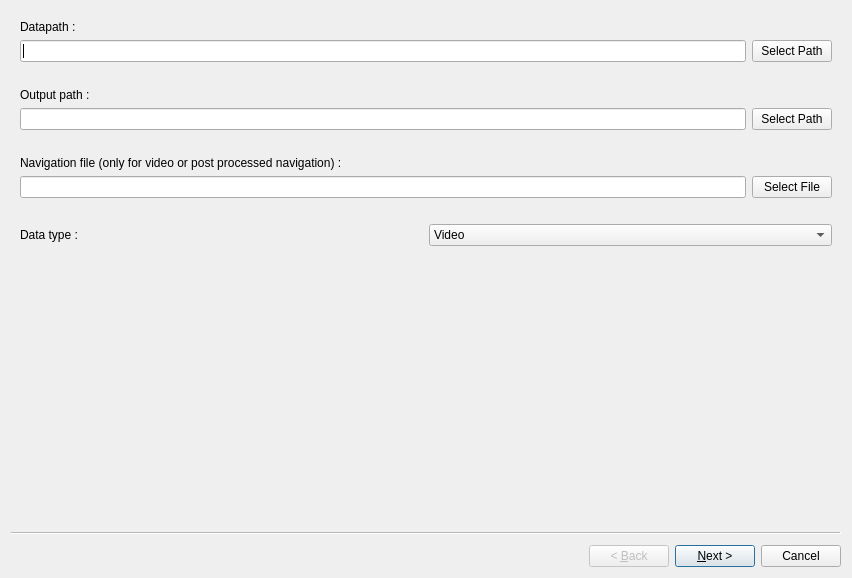
Before: the Qt Designer form Src/Tools/DataPreprocessingWizard/data_preprocessing_wizard.ui in IfremerUnderwater/Matisse, drawn with Qt 5.
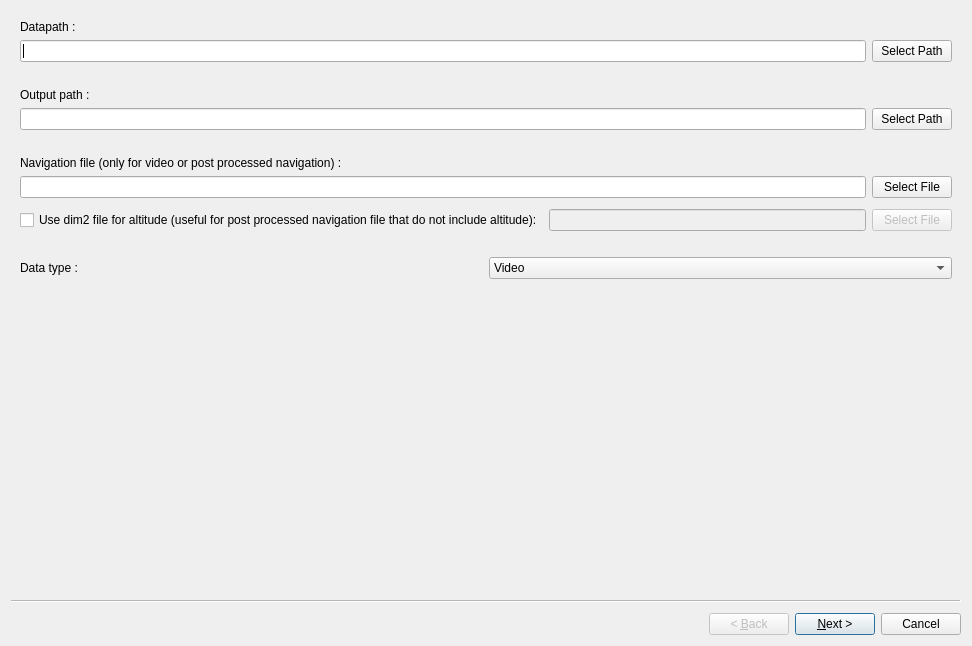
After: the same form once the commit is applied.

Commit message: added dim2 option for altitude in preprocessing + bug correction

```diff
--- a/Src/Tools/DataPreprocessingWizard/data_preprocessing_wizard.ui
+++ b/Src/Tools/DataPreprocessingWizard/data_preprocessing_wizard.ui
@@ -6,8 +6,8 @@
    <rect>
     <x>0</x>
     <y>0</y>
-    <width>852</width>
-    <height>578</height>
+    <width>972</width>
+    <height>646</height>
    </rect>
   </property>
   <property name="windowTitle">
@@ -90,6 +90,37 @@
       </item>
      </layout>
     </item>
+    <item>
+     <layout class="QHBoxLayout" name="horizontalLayout_8">
+      <property name="topMargin">
+       <number>5</number>
+      </property>
+      <item>
+       <widget class="QCheckBox" name="use_rt_dim2_cb">
+        <property name="text">
+         <string>Use dim2 file for altitude (useful for post processed navigation file that do not include altitude):</string>
+        </property>
+       </widget>
+      </item>
+      <item>
+       <widget class="QLineEdit" name="rt_dim2_file">
+        <property name="enabled">
+         <bool>false</bool>
+        </property>
+       </widget>
+      </item>
+      <item>
+       <widget class="QPushButton" name="select_dim2_file">
+        <property name="enabled">
+         <bool>false</bool>
+        </property>
+        <property name="text">
+         <string>Select File</string>
+        </property>
+       </widget>
+      </item>
+     </layout>
+    </item>
     <item>
      <layout class="QHBoxLayout" name="horizontalLayout_3">
       <property name="topMargin">
```
The commit also changes 7 other files.
